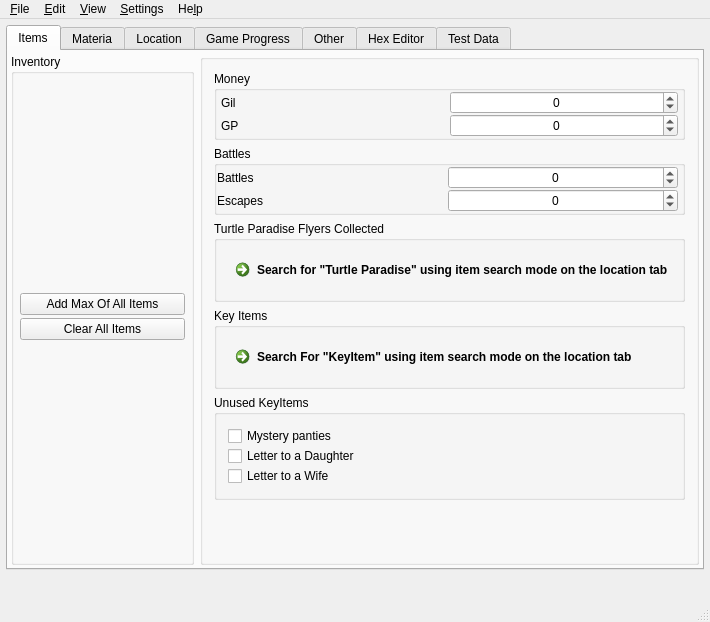
Above: src/blackchocobo.ui from sithlord48/blackchocobo before the change. Below: the same form after it.
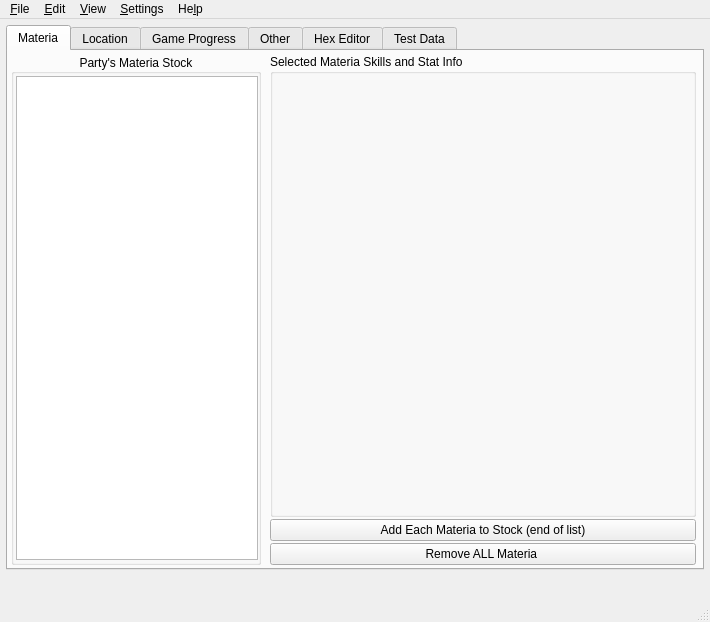
That is the form after the change. The open tabs and pages were chosen to show the change. Icons and pictures are not drawn.

The edit to the form file:
```diff
--- a/src/blackchocobo.ui
+++ b/src/blackchocobo.ui
@@ -6,7 +6,7 @@
    <rect>
     <x>0</x>
     <y>0</y>
-    <width>692</width>
+    <width>704</width>
     <height>622</height>
    </rect>
   </property>
@@ -32,441 +32,6 @@
       <property name="currentIndex">
        <number>0</number>
       </property>
-      <widget class="QWidget" name="tab_items">
-       <attribute name="title">
-        <string>Items</string>
-       </attribute>
-       <layout class="QHBoxLayout" name="horizontalLayout_113">
-        <property name="leftMargin">
-         <number>3</number>
-        </property>
-        <property name="topMargin">
-         <number>3</number>
-        </property>
-        <property name="rightMargin">
-         <number>3</number>
-        </property>
-        <property name="bottomMargin">
-         <number>3</number>
-        </property>
-        <item>
-         <widget class="QGroupBox" name="group_items">
-          <property name="sizePolicy">
-           <sizepolicy hsizetype="Preferred" vsizetype="Expanding">
-            <horstretch>0</horstretch>
-            <verstretch>0</verstretch>
-           </sizepolicy>
-          </property>
-          <property name="title">
-           <string>Inventory</string>
-          </property>
-          <layout class="QVBoxLayout" name="verticalLayout_46">
-           <property name="leftMargin">
-            <number>3</number>
-           </property>
-           <property name="topMargin">
-            <number>0</number>
-           </property>
-           <property name="rightMargin">
-            <number>3</number>
-           </property>
-           <property name="bottomMargin">
-            <number>3</number>
-           </property>
-           <item>
-            <widget class="QFrame" name="group_item_options">
-             <property name="sizePolicy">
-              <sizepolicy hsizetype="Preferred" vsizetype="Fixed">
-               <horstretch>0</horstretch>
-               <verstretch>0</verstretch>
-              </sizepolicy>
-             </property>
-             <layout class="QVBoxLayout" name="verticalLayout_95">
-              <property name="spacing">
-               <number>3</number>
-              </property>
-              <property name="leftMargin">
-               <number>3</number>
-              </property>
-              <property name="topMargin">
-               <number>3</number>
-              </property>
-              <property name="rightMargin">
-               <number>3</number>
-              </property>
-              <property name="bottomMargin">
-               <number>3</number>
-              </property>
-              <item>
-               <widget class="QPushButton" name="btnAddAllItems">
-                <property name="sizePolicy">
-                 <sizepolicy hsizetype="Preferred" vsizetype="Fixed">
-                  <horstretch>0</horstretch>
-                  <verstretch>0</verstretch>
-                 </sizepolicy>
-                </property>
-                <property name="text">
-                 <string>Add Max Of All Items</string>
-                </property>
-               </widget>
-              </item>
-              <item>
-               <widget class="QPushButton" name="btnRemoveAllItems">
-                <property name="sizePolicy">
-                 <sizepolicy hsizetype="Preferred" vsizetype="Fixed">
-                  <horstretch>0</horstretch>
-                  <verstretch>0</verstretch>
-                 </sizepolicy>
-                </property>
-                <property name="text">
-                 <string>Clear All Items</string>
-                </property>
-               </widget>
-              </item>
-             </layout>
-            </widget>
-           </item>
-          </layout>
-         </widget>
-        </item>
-        <item>
-         <widget class="QFrame" name="frame_9">
-          <property name="contextMenuPolicy">
-           <enum>Qt::NoContextMenu</enum>
-          </property>
-          <layout class="QVBoxLayout" name="verticalLayout_18">
-           <property name="leftMargin">
-            <number>0</number>
-           </property>
-           <property name="topMargin">
-            <number>0</number>
-           </property>
-           <property name="rightMargin">
-            <number>0</number>
-           </property>
-           <property name="bottomMargin">
-            <number>0</number>
-           </property>
-           <item>
-            <widget class="QGroupBox" name="box_t_paradise">
-             <property name="sizePolicy">
-              <sizepolicy hsizetype="Preferred" vsizetype="Preferred">
-               <horstretch>0</horstretch>
-               <verstretch>0</verstretch>
-              </sizepolicy>
-             </property>
-             <property name="title">
-              <string/>
-             </property>
-             <property name="alignment">
-              <set>Qt::AlignLeading|Qt::AlignLeft|Qt::AlignVCenter</set>
-             </property>
-             <layout class="QVBoxLayout" name="verticalLayout_16">
-              <item>
-               <widget class="QGroupBox" name="groupBox_9">
-                <property name="title">
-                 <string>Money</string>
-                </property>
-                <layout class="QVBoxLayout" name="verticalLayout_11">
-                 <property name="spacing">
-                  <number>0</number>
-                 </property>
-                 <property name="leftMargin">
-                  <number>0</number>
-                 </property>
-                 <property name="topMargin">
-                  <number>0</number>
-                 </property>
-                 <property name="rightMargin">
-                  <number>0</number>
-                 </property>
-                 <property name="bottomMargin">
-                  <number>0</number>
-                 </property>
-                 <item>
-                  <layout class="QHBoxLayout" name="horizontalLayout_78">
-                   <property name="spacing">
-                    <number>0</number>
-                   </property>
-                   <property name="leftMargin">
-                    <number>4</number>
-                   </property>
-                   <property name="rightMargin">
-                    <number>4</number>
-                   </property>
-                   <item>
-                    <widget class="QLabel" name="label_10">
-                     <property name="text">
-                      <string>Gil</string>
-                     </property>
-                    </widget>
-                   </item>
-                   <item>
-                    <widget class="QDoubleSpinBox" name="sbGil">
-                     <property name="layoutDirection">
-                      <enum>Qt::LeftToRight</enum>
-                     </property>
-                     <property name="wrapping">
-                      <bool>true</bool>
-                     </property>
-                     <property name="alignment">
-                      <set>Qt::AlignCenter</set>
-                     </property>
-                     <property name="accelerated">
-                      <bool>true</bool>
-                     </property>
-                     <property name="correctionMode">
-                      <enum>QAbstractSpinBox::CorrectToNearestValue</enum>
-                     </property>
-                     <property name="decimals">
-                      <number>0</number>
-                     </property>
-                     <property name="maximum">
-                      <double>4294967295.000000000000000</double>
-                     </property>
-                    </widget>
-                   </item>
-                  </layout>
-                 </item>
-                 <item>
-                  <layout class="QHBoxLayout" name="horizontalLayout_79">
-                   <property name="spacing">
-                    <number>0</number>
-                   </property>
-                   <property name="leftMargin">
-                    <number>4</number>
-                   </property>
-                   <property name="rightMargin">
-                    <number>4</number>
-                   </property>
-                   <item>
-                    <widget class="QLabel" name="label_11">
-                     <property name="text">
-                      <string>GP</string>
-                     </property>
-                    </widget>
-                   </item>
-                   <item>
-                    <widget class="QSpinBox" name="sbGp">
-                     <property name="enabled">
-                      <bool>true</bool>
-                     </property>
-                     <property name="sizePolicy">
-                      <sizepolicy hsizetype="Preferred" vsizetype="Fixed">
-                       <horstretch>0</horstretch>
-                       <verstretch>0</verstretch>
-                      </sizepolicy>
-                     </property>
-                     <property name="wrapping">
-                      <bool>true</bool>
-                     </property>
-                     <property name="alignment">
-                      <set>Qt::AlignCenter</set>
-                     </property>
-                     <property name="accelerated">
-                      <bool>true</bool>
-                     </property>
-                     <property name="correctionMode">
-                      <enum>QAbstractSpinBox::CorrectToNearestValue</enum>
-                     </property>
-                     <property name="maximum">
-                      <number>10000</number>
-                     </property>
-                    </widget>
-                   </item>
-                  </layout>
-                 </item>
-                </layout>
-               </widget>
-              </item>
-              <item>
-               <widget class="QGroupBox" name="groupBox_10">
-                <property name="title">
-                 <string>Battles</string>
-                </property>
-                <layout class="QVBoxLayout" name="verticalLayout_12">
-                 <property name="spacing">
-                  <number>0</number>
-                 </property>
-                 <property name="leftMargin">
-                  <number>0</number>
-                 </property>
-                 <property name="topMargin">
-                  <number>0</number>
-                 </property>
-                 <property name="rightMargin">
-                  <number>0</number>
-                 </property>
-                 <property name="bottomMargin">
-                  <number>0</number>
-                 </property>
-                 <item>
-                  <layout class="QHBoxLayout" name="horizontalLayout_83">
-                   <property name="spacing">
-                    <number>0</number>
-                   </property>
-                   <property name="rightMargin">
-                    <number>4</number>
-                   </property>
-                   <item>
-                    <widget class="QLabel" name="label_38">
-                     <property name="text">
-                      <string>Battles</string>
-                     </property>
-                    </widget>
-                   </item>
-                   <item>
-                    <widget class="QSpinBox" name="sbBattles">
-                     <property name="enabled">
-                      <bool>true</bool>
-                     </property>
-                     <property name="wrapping">
-                      <bool>true</bool>
-                     </property>
-                     <property name="alignment">
-                      <set>Qt::AlignCenter</set>
-                     </property>
-                     <property name="accelerated">
-                      <bool>true</bool>
-                     </property>
-                     <property name="correctionMode">
-                      <enum>QAbstractSpinBox::CorrectToNearestValue</enum>
-                     </property>
-                     <property name="maximum">
-                      <number>65535</number>
-                     </property>
-                    </widget>
-                   </item>
-                  </layout>
-                 </item>
-                 <item>
-                  <layout class="QHBoxLayout" name="horizontalLayout_81">
-                   <property name="spacing">
-                    <number>0</number>
-                   </property>
-                   <property name="rightMargin">
-                    <number>4</number>
-                   </property>
-                   <item>
-                    <widget class="QLabel" name="label_37">
-                     <property name="text">
-                      <string>Escapes</string>
-                     </property>
-                    </widget>
-                   </item>
-                   <item>
-                    <widget class="QSpinBox" name="sbRuns">
-                     <property name="wrapping">
-                      <bool>true</bool>
-                     </property>
-                     <property name="alignment">
-                      <set>Qt::AlignCenter</set>
-                     </property>
-                     <property name="accelerated">
-                      <bool>true</bool>
-                     </property>
-                     <property name="correctionMode">
-                      <enum>QAbstractSpinBox::CorrectToNearestValue</enum>
-                     </property>
-                     <property name="maximum">
-                      <number>65535</number>
-                     </property>
-                    </widget>
-                   </item>
-                  </layout>
-                 </item>
-                </layout>
-               </widget>
-              </item>
-              <item>
-               <widget class="QGroupBox" name="groupBox_16">
-                <property name="title">
-                 <string>Turtle Paradise Flyers Collected</string>
-                </property>
-                <layout class="QVBoxLayout" name="verticalLayout_14">
-                 <item>
-                  <widget class="QCommandLinkButton" name="btnSearchFlyers">
-                   <property name="text">
-                    <string>Search for &quot;Turtle Paradise&quot; using item search mode on the location tab</string>
-                   </property>
-                  </widget>
-                 </item>
-                </layout>
-               </widget>
-              </item>
-              <item>
-               <widget class="QGroupBox" name="group_keyitems">
-                <property name="title">
-                 <string>Key Items</string>
-                </property>
-                <layout class="QVBoxLayout" name="verticalLayout_4">
-                 <item>
-                  <widget class="QCommandLinkButton" name="btnSearchKeyItems">
-                   <property name="text">
-                    <string>Search For &quot;KeyItem&quot; using item search mode on the location tab</string>
-                   </property>
-                  </widget>
-                 </item>
-                </layout>
-               </widget>
-              </item>
-              <item>
-               <widget class="QGroupBox" name="groupBox_15">
-                <property name="title">
-                 <string>Unused KeyItems</string>
-                </property>
-                <layout class="QVBoxLayout" name="verticalLayout_9">
-                 <property name="spacing">
-                  <number>0</number>
-                 </property>
-                 <item>
-                  <widget class="QCheckBox" name="cbMysteryPanties">
-                   <property name="text">
-                    <string>Mystery panties</string>
-                   </property>
-                  </widget>
-                 </item>
-                 <item>
-                  <widget class="QCheckBox" name="cbLetterToDaughter">
-                   <property name="text">
-                    <string>Letter to a Daughter</string>
-                   </property>
-                  </widget>
-                 </item>
-                 <item>
-                  <widget class="QCheckBox" name="cbLetterToWife">
-                   <property name="text">
-                    <string>Letter to a Wife</string>
-                   </property>
-                  </widget>
-                 </item>
-                </layout>
-               </widget>
-              </item>
-              <item>
-               <spacer name="verticalSpacer_3">
-                <property name="orientation">
-                 <enum>Qt::Vertical</enum>
-                </property>
-                <property name="sizeType">
-                 <enum>QSizePolicy::MinimumExpanding</enum>
-                </property>
-                <property name="sizeHint" stdset="0">
-                 <size>
-                  <width>20</width>
-                  <height>40</height>
-                 </size>
-                </property>
-               </spacer>
-              </item>
-             </layout>
-            </widget>
-           </item>
-          </layout>
-         </widget>
-        </item>
-       </layout>
-      </widget>
       <widget class="QWidget" name="tab_materia">
        <attribute name="title">
         <string>Materia</string>
```
Left out of the diff: 365 changed lines with no effect on the pictures.
